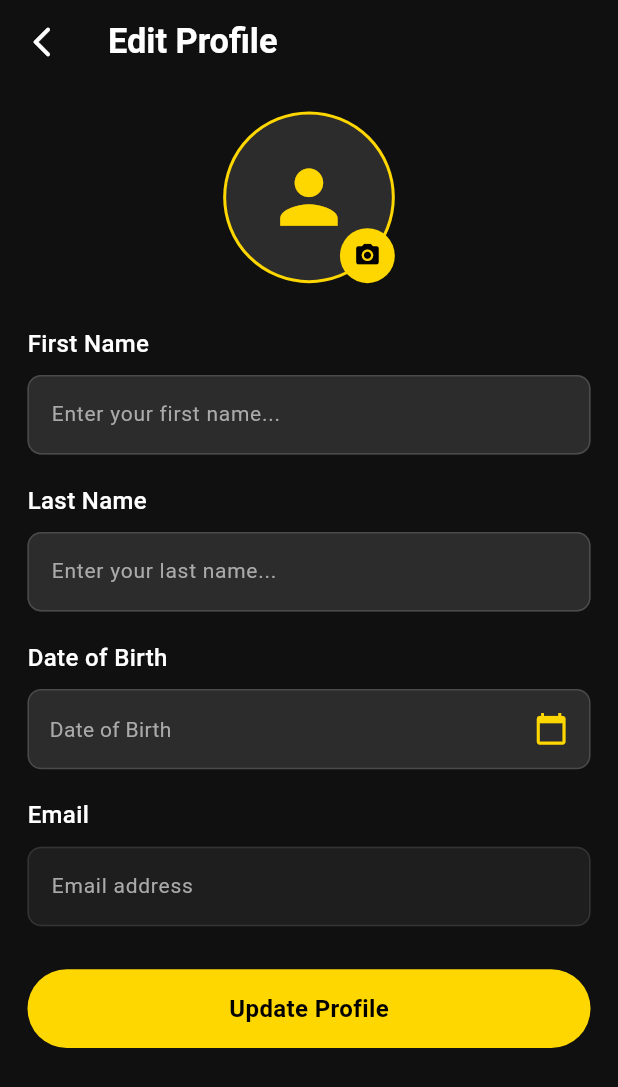
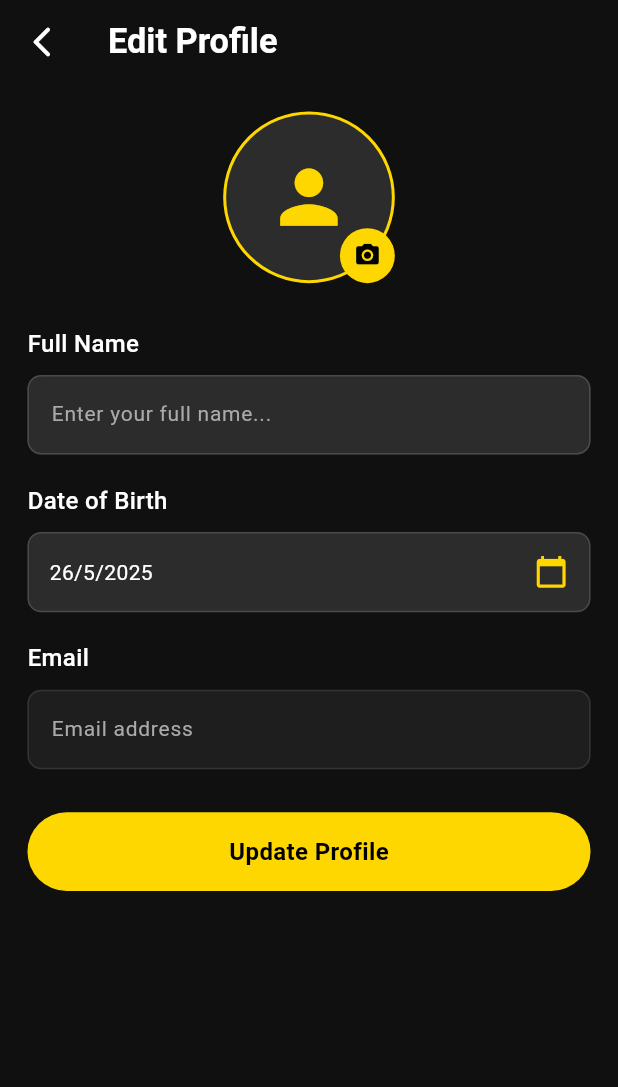
Before and after one commit to Joint-Venture-AI/ai_baseball, a Flutter app: the ProfileScreen screen opened by its route, after a tap on the "edit" icon, after a tap on "Edit Profile", on a phone screen of 412 x 824 dp. Shown: the top 1087 px of the screen. Run offline on Flutter 3.47's test engine with Material 3 defaults, Android fonts, the phone set to English and light mode, and no system bars; our stand-ins replace flutter_otp_text_field, flutter_screenutil, flutter_svg, get, get_storage, image_picker and 2 more; missing offline and left inert: radial_chart_package; accounts and stored records are empty; network calls fail; statements that could not run were skipped.

Commit message:
feat: Refactor profile update logic to use a single name field; update related controllers and views

```diff
--- a/lib/core/services/api_service.dart
+++ b/lib/core/services/api_service.dart
@@ -307,7 +307,7 @@ class ApiService {
 
   static Future<ApiResponse<User>> updateProfile({
     required String token,
-    String? firstName,
+    String? name,
     String? lastName,
     File? imageFile,
   }) async {
@@ -319,8 +319,7 @@ class ApiService {
 
       // Prepare the data object
       Map<String, dynamic> dataObject = {};
-      if (firstName != null) dataObject['firstName'] = firstName;
-      if (lastName != null) dataObject['lastName'] = lastName;
+      if (name != null) dataObject['name'] = name;
 
       // Add the data field as JSON string
       if (dataObject.isNotEmpty) {
--- a/lib/views/features/main_parent/profile/controller/profile_controller.dart
+++ b/lib/views/features/main_parent/profile/controller/profile_controller.dart
@@ -15,27 +15,21 @@ class ProfileController extends GetxController {
   final TextEditingController emailController = TextEditingController();
   final TextEditingController phoneController = TextEditingController();
   final TextEditingController addressController = TextEditingController();
-  final TextEditingController firstNameController = TextEditingController();
-  final TextEditingController lastNameController = TextEditingController();
 
   DateTime dateTime = DateTime.now();
 
   // Get AuthController instance
   AuthController get authController => Get.find<AuthController>();
-
-  @override
+    @override
   void onInit() async {
     super.onInit();
-    _loadUserData();
+    loadUserData();
   }
-
-  void _loadUserData() {
+  void loadUserData() {
     final user = authController.currentUser.value;
     if (user != null) {
-      firstNameController.text = user.firstName ?? '';
-      lastNameController.text = user.lastName ?? '';
       emailController.text = user.email;
-      fullNameController.text = '${user.firstName ?? ''} ${user.lastName ?? ''}'.trim();
+      fullNameController.text = user.name ?? '';
     }
   }
 
@@ -54,12 +48,7 @@ class ProfileController extends GetxController {
 
       final response = await ApiService.updateProfile(
         token: authController.accessToken.value,
-        firstName: firstNameController.text.trim().isNotEmpty
-            ? firstNameController.text.trim()
-            : null,
-        lastName: lastNameController.text.trim().isNotEmpty
-            ? lastNameController.text.trim()
-            : null,
+        name: fullNameController.text,
         imageFile: pickedImage.value,
       );
 
@@ -112,8 +101,6 @@ class ProfileController extends GetxController {
     emailController.dispose();
     phoneController.dispose();
     addressController.dispose();
-    firstNameController.dispose();
-    lastNameController.dispose();
     super.onClose();
   }
 }
--- a/lib/views/features/main_parent/profile/screens/edit_profile.dart
+++ b/lib/views/features/main_parent/profile/screens/edit_profile.dart
@@ -1,5 +1,6 @@
 import 'package:baseball_ai/views/glob_widgets/my_button.dart';
 import 'package:baseball_ai/views/features/main_parent/profile/controller/profile_controller.dart';
+import 'package:baseball_ai/views/features/auth/controller/auth_controller.dart';
 import 'package:baseball_ai/core/utils/theme/app_styles.dart';
 import 'package:flutter_screenutil/flutter_screenutil.dart';
 import 'package:get/get.dart';
@@ -14,7 +15,20 @@ class EditProfile extends StatefulWidget {
 
 class _EditProfileState extends State<EditProfile> {
   final ProfileController controller = Get.find<ProfileController>();
+  final AuthController authController = Get.find<AuthController>();
   DateTime? selectedDate;
+
+  @override
+  void initState() {
+    super.initState();
+    // Initialize selectedDate from user's birth date
+    final user = authController.currentUser.value;
+    if (user?.birthDate != null) {
+      selectedDate = user!.birthDate;
+    }
+    // Ensure user data is loaded into controllers
+    controller.loadUserData();
+  }
 
   Future<void> _selectDate(BuildContext context) async {
     final DateTime? picked = await showDatePicker(
@@ -104,45 +118,15 @@ class _EditProfileState extends State<EditProfile> {
 
             // First Name
             Text(
-              'First Name',
+              'Full Name',
               style: AppStyles.bodyMedium.copyWith(fontWeight: FontWeight.w500),
             ),
             SizedBox(height: 8.h),
             TextFormField(
               style: AppStyles.bodySmall,
-              controller: controller.firstNameController,
+              controller: controller.fullNameController,
               decoration: InputDecoration(
-                hintText: 'Enter your first name...',
-                hintStyle: TextStyle(color: AppStyles.hintTextColor),
-                filled: true,
-                fillColor: AppStyles.cardColor,
-                border: OutlineInputBorder(
-                  borderRadius: BorderRadius.circular(8.r),
-                  borderSide: BorderSide.none,
-                ),
-                enabledBorder: OutlineInputBorder(
-                  borderRadius: BorderRadius.circular(8.r),
-                  borderSide: BorderSide(color: AppStyles.borderColor),
-                ),
-                focusedBorder: OutlineInputBorder(
-                  borderRadius: BorderRadius.circular(8.r),
-                  borderSide: BorderSide(color: AppStyles.primaryColor),
-                ),
-              ),
-            ),
-            SizedBox(height: 16.h),
-
-            // Last Name
-            Text(
-              'Last Name',
-              style: AppStyles.bodyMedium.copyWith(fontWeight: FontWeight.w500),
-            ),
-            SizedBox(height: 8.h),
-            TextFormField(
-              style: AppStyles.bodySmall,
-              controller: controller.lastNameController,
-              decoration: InputDecoration(
-                hintText: 'Enter your last name...',
+                hintText: 'Enter your full name...',
                 hintStyle: TextStyle(color: AppStyles.hintTextColor),
                 filled: true,
                 fillColor: AppStyles.cardColor,
--- a/lib/views/features/main_parent/profile/screens/profile_screen.dart
+++ b/lib/views/features/main_parent/profile/screens/profile_screen.dart
@@ -174,14 +174,22 @@ class ProfileScreen extends StatelessWidget {
       );
     });
   }
-
   /// Builds the user's name and email display section.
   Widget _buildUserInfo() {
     return Obx(() {
       final user = authController.currentUser.value;
-      final fullName = user != null
-          ? '${user.firstName ?? ''} ${user.lastName ?? ''}'.trim()
-          : 'John David';
+      String fullName = 'John David'; // Default fallback
+
+      if (user != null) {
+        // If firstName and lastName are available, use them
+        if (user.firstName != null && user.lastName != null) {
+          fullName = '${user.firstName!} ${user.lastName!}'.trim();
+        } else {
+          // Use the name field directly if available
+          fullName = user.name.isNotEmpty ? user.name : 'User';
+        }
+      }
+
       final email = user?.email ?? 'john@gmail.com';
 
       return Column(
```
Also changed, not shown: lib/core/utils/image_utils.dart (added, +196 -0 lines), 1 other file.
